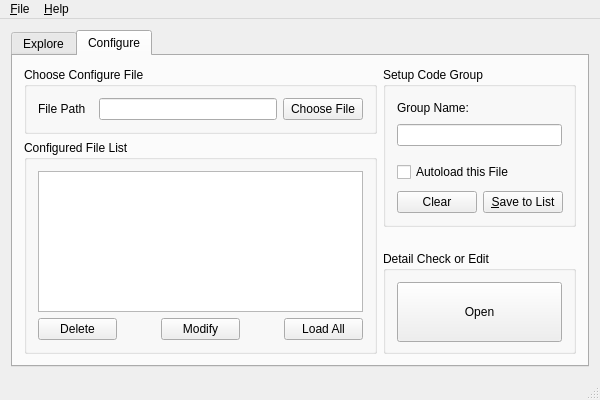
Qt form mainwindow.ui (Qunero/CodeExploreAssistant) before a commit.
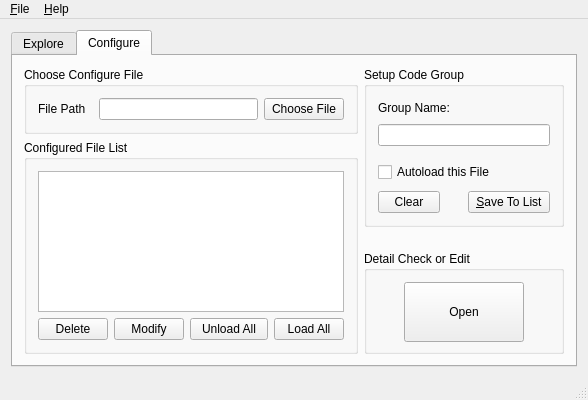
The same form after that commit. The open tabs and pages were chosen to show the change.

The edit to the form file:
```diff
--- a/mainwindow.ui
+++ b/mainwindow.ui
@@ -6,7 +6,7 @@
    <rect>
     <x>0</x>
     <y>0</y>
-    <width>600</width>
+    <width>588</width>
     <height>400</height>
    </rect>
   </property>
@@ -410,9 +410,12 @@
                  <property name="orientation">
                   <enum>Qt::Horizontal</enum>
                  </property>
+                 <property name="sizeType">
+                  <enum>QSizePolicy::Preferred</enum>
+                 </property>
                  <property name="sizeHint" stdset="0">
                   <size>
-                   <width>40</width>
+                   <width>20</width>
                    <height>20</height>
                   </size>
                  </property>
@@ -442,9 +445,35 @@
                  <property name="orientation">
                   <enum>Qt::Horizontal</enum>
                  </property>
+                 <property name="sizeType">
+                  <enum>QSizePolicy::Preferred</enum>
+                 </property>
                  <property name="sizeHint" stdset="0">
                   <size>
-                   <width>40</width>
+                   <width>20</width>
+                   <height>20</height>
+                  </size>
+                 </property>
+                </spacer>
+               </item>
+               <item>
+                <widget class="QPushButton" name="pushButton_unloadAllCfgFile">
+                 <property name="text">
+                  <string>Unload All</string>
+                 </property>
+                </widget>
+               </item>
+               <item>
+                <spacer name="horizontalSpacer_10">
+                 <property name="orientation">
+                  <enum>Qt::Horizontal</enum>
+                 </property>
+                 <property name="sizeType">
+                  <enum>QSizePolicy::Preferred</enum>
+                 </property>
+                 <property name="sizeHint" stdset="0">
+                  <size>
+                   <width>20</width>
                    <height>20</height>
                   </size>
                  </property>
@@ -482,7 +511,7 @@
            <widget class="QGroupBox" name="groupBox_group">
             <property name="minimumSize">
              <size>
-              <width>130</width>
+              <width>200</width>
               <height>160</height>
              </size>
             </property>
@@ -582,6 +611,12 @@
               <layout class="QHBoxLayout" name="horizontalLayout_8">
                <item>
                 <widget class="QPushButton" name="pushButton_clear">
+                 <property name="minimumSize">
+                  <size>
+                   <width>60</width>
+                   <height>0</height>
+                  </size>
+                 </property>
                  <property name="text">
                   <string>Clear</string>
                  </property>
@@ -606,13 +641,19 @@
                <item>
                 <widget class="QPushButton" name="pushButton_saveToList">
                  <property name="sizePolicy">
-                  <sizepolicy hsizetype="Minimum" vsizetype="Fixed">
+                  <sizepolicy hsizetype="Preferred" vsizetype="Fixed">
                    <horstretch>0</horstretch>
                    <verstretch>0</verstretch>
                   </sizepolicy>
                  </property>
+                 <property name="minimumSize">
+                  <size>
+                   <width>82</width>
+                   <height>0</height>
+                  </size>
+                 </property>
                  <property name="text">
-                  <string>&amp;Save to List</string>
+                  <string>&amp;Save To List</string>
                  </property>
                 </widget>
                </item>
@@ -666,7 +707,20 @@
             <property name="title">
              <string>Detail Check or Edit</string>
             </property>
-            <layout class="QVBoxLayout" name="verticalLayout_10">
+            <layout class="QHBoxLayout" name="horizontalLayout_10">
+             <item>
+              <spacer name="horizontalSpacer_11">
+               <property name="orientation">
+                <enum>Qt::Horizontal</enum>
+               </property>
+               <property name="sizeHint" stdset="0">
+                <size>
+                 <width>21</width>
+                 <height>20</height>
+                </size>
+               </property>
+              </spacer>
+             </item>
              <item>
               <widget class="QPushButton" name="pushButton_openDetail">
                <property name="sizePolicy">
@@ -677,7 +731,7 @@
                </property>
                <property name="minimumSize">
                 <size>
-                 <width>60</width>
+                 <width>120</width>
                  <height>60</height>
                 </size>
                </property>
@@ -692,6 +746,19 @@
                </property>
               </widget>
              </item>
+             <item>
+              <spacer name="horizontalSpacer_12">
+               <property name="orientation">
+                <enum>Qt::Horizontal</enum>
+               </property>
+               <property name="sizeHint" stdset="0">
+                <size>
+                 <width>21</width>
+                 <height>20</height>
+                </size>
+               </property>
+              </spacer>
+             </item>
             </layout>
            </widget>
           </item>
@@ -708,7 +775,7 @@
     <rect>
      <x>0</x>
      <y>0</y>
-     <width>600</width>
+     <width>588</width>
      <height>23</height>
     </rect>
    </property>
```
